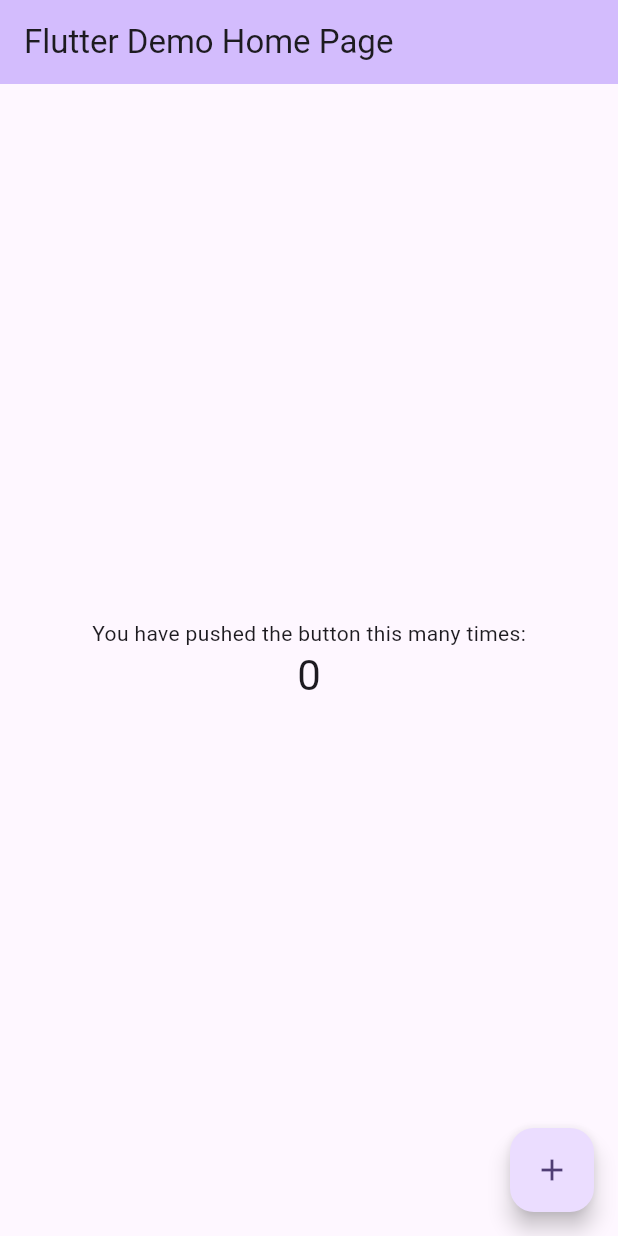
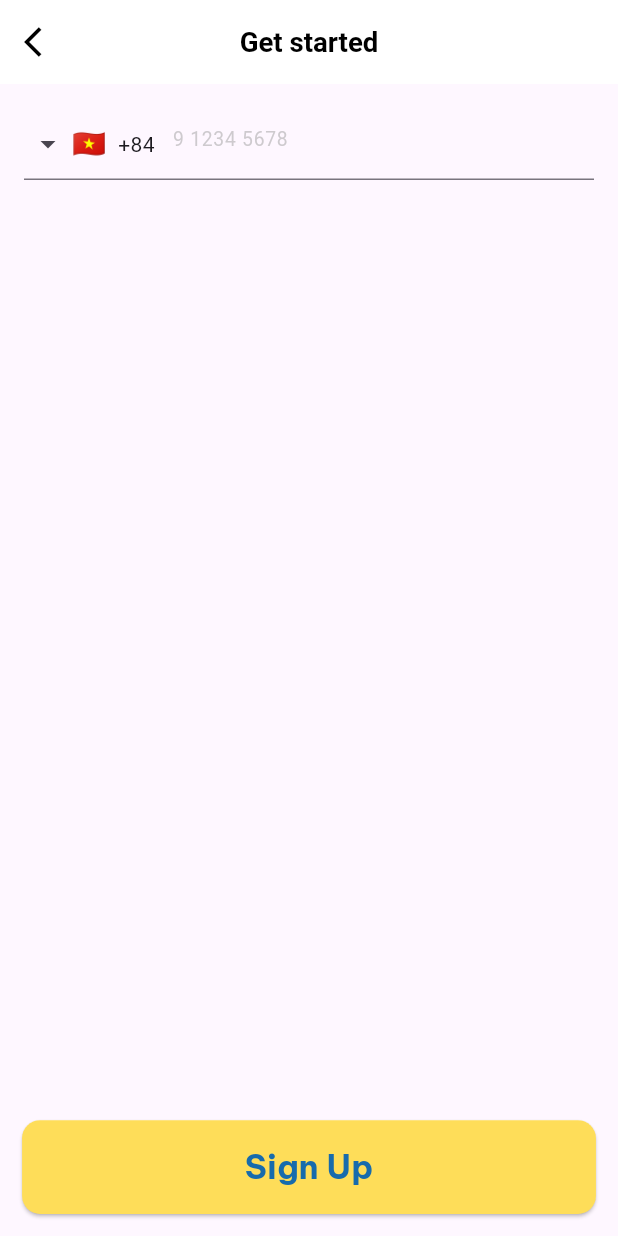
Before and after one commit to qdung030404/Optigo, a Flutter app: the screen it shows after launch, on a phone screen of 412 x 824 dp. Run offline on Flutter 3.47's test engine with Material 3 defaults, Android fonts, the phone set to English and light mode, and no system bars; drawn by our look-alikes of intl_phone_field; our stand-ins replace cloud_firestore, firebase_auth, firebase_core, flutter_screenutil, google_fonts, pinput; accounts and stored records are empty.

Commit message:
feat: implement login flow with OTP and profile setup - Create AuthProvider and UserModel for authentication state. - Implement LoginScreen and OTPScreen. - Add SetUserName screen for new user profile setup. - Configure application routing and register providers.

```diff
--- /dev/null
+++ b/lib/config/routes.dart
@@ -0,0 +1,7 @@
+class Routes {
+  static const splash = 'splash';
+  static const home = 'home';
+  static const login = 'login';
+  static const otp = 'otp';
+  static const setUserName = 'set_name';
+}
--- a/lib/main.dart
+++ b/lib/main.dart
@@ -1,5 +1,14 @@
 import 'package:flutter/material.dart';
 import 'package:firebase_core/firebase_core.dart';
+import 'package:flutter_screenutil/flutter_screenutil.dart';
+import 'package:optigo/config/routes.dart';
+import 'package:optigo/providers/auth_provider.dart';
+import 'package:optigo/providers/splash_provider.dart';
+import 'package:optigo/views/auth/login_screen.dart';
+import 'package:optigo/views/auth/otp_screen.dart';
+import 'package:optigo/views/auth/set_user_name.dart';
+import 'package:optigo/views/splash_screen.dart';
+import 'package:provider/provider.dart';
 import 'firebase_options.dart';
 
 void main() async {
@@ -16,27 +25,30 @@ class MyApp extends StatelessWidget {
   // This widget is the root of your application.
   @override
   Widget build(BuildContext context) {
-    return MaterialApp(
-      title: 'Flutter Demo',
-      theme: ThemeData(
-        // This is the theme of your application.
-        //
-        // TRY THIS: Try running your application with "flutter run". You'll see
-        // the application has a purple toolbar. Then, without quitting the app,
-        // try changing the seedColor in the colorScheme below to Colors.green
-        // and then invoke "hot reload" (save your changes or press the "hot
-        // reload" button in a Flutter-supported IDE, or press "r" if you used
-        // the command line to start the app).
-        //
-        // Notice that the counter didn't reset back to zero; the application
-        // state is not lost during the reload. To reset the state, use hot
-        // restart instead.
-        //
-        // This works for code too, not just values: Most code changes can be
-        // tested with just a hot reload.
-        colorScheme: .fromSeed(seedColor: Colors.deepPurple),
+    return MultiProvider(
+      providers: [
+        ChangeNotifierProvider.value(value: AuthProvider()),
+        ChangeNotifierProvider.value(value: SplashProvider()),
+      ],
+      child: ScreenUtilInit(
+        designSize: Size(414, 896),
+        minTextAdapt: true,
+        splitScreenMode: true,
+        builder: ((context, child){
+          return MaterialApp(
+            title: 'Optigo',
+            initialRoute: Routes.splash,
+            routes: {
+              Routes.splash: (ctx) => SplashScreen(),
+              Routes.login: (ctx) => LoginScreen(),
+              Routes.otp: (ctx) => OtpScreen(),       // <-- Thêm dòng này
+              Routes.setUserName: (ctx) => SetUserName(),
+              Routes.home: (ctx) => MyHomePage(title: 'Optigo')
+
+            },
+          );
+        }),
       ),
-      home: const MyHomePage(title: 'Flutter Demo Home Page'),
     );
   }
 }
--- /dev/null
+++ b/lib/models/user_model.dart
@@ -0,0 +1,22 @@
+class UserModel {
+  final String uid;
+  final String userName;
+  final String phoneNumber;
+  UserModel({
+    required this.uid, required this.userName, required this.phoneNumber,
+  });
+
+  factory UserModel.formMap(Map<String, dynamic> map, String uid){
+    return UserModel(
+        uid: uid,
+        userName: map['user_name'] ?? '',
+        phoneNumber: map['phone_number'] ?? '',
+    );
+  }
+  Map<String, dynamic> toMap() {
+    return {
+      'user_name': userName,
+      'phone_number': phoneNumber,
+    };
+  }
+}
--- /dev/null
+++ b/lib/views/auth/login_screen.dart
@@ -0,0 +1,117 @@
+import 'package:flutter/material.dart';
+import 'package:flutter/services.dart';
+import 'package:optigo/config/routes.dart';
+import 'package:provider/provider.dart';
+import 'package:flutter_screenutil/flutter_screenutil.dart';
+import 'package:google_fonts/google_fonts.dart';
+import 'package:intl_phone_field/intl_phone_field.dart';
+import 'package:optigo/providers/auth_provider.dart';
+class LoginScreen extends StatefulWidget {
+  const LoginScreen({super.key});
+
+  @override
+  State<LoginScreen> createState() => _LoginScreenState();
+}
+
+class _LoginScreenState extends State<LoginScreen> {
+  final _formKey = GlobalKey<FormState>();
+  String _completePhoneNumber = "";
+
+  void _handleSignUp() async{
+    if (!_formKey.currentState!.validate()) return;
+
+    final authProvider = context.read<AuthProvider>();
+    try{
+      await authProvider.sendOtp(_completePhoneNumber);
+      if (!mounted) return;
+      if (authProvider.status == AuthStatus.codeSent){
+        Navigator.pushNamed(context, Routes.otp);
+      }
+      print(_completePhoneNumber);
+    }catch(e){
+      if (!mounted) return;
+      ScaffoldMessenger.of(context).showSnackBar(
+        SnackBar(content: Text(authProvider.errorMessage ?? e.toString())),
+      );
+    }
+
+  }
+
+
+  @override
+  Widget build(BuildContext context) {
+    return Scaffold(
+      appBar: AppBar(
+        backgroundColor: Colors.white,
+        elevation: 0,
+        centerTitle: true,
+        title: Text(
+          'Get started',
+          style: TextStyle(fontWeight: FontWeight.bold, fontSize: 20.sp, color: Colors.black),
+        ),
+        leading: IconButton(
+          onPressed: () => Navigator.pop(context),
+          icon: const Icon(Icons.arrow_back_ios, color: Colors.black),
+        ),
+      ),
+      body: Column(
+        mainAxisAlignment: MainAxisAlignment.start,
+        children: [
+          Padding(
+            padding: const EdgeInsets.all(16),
+            child: Form(
+              key: _formKey,
+                child:IntlPhoneField(
+                  disableLengthCheck: true,
+                  decoration: InputDecoration(
+                    hintText: '9 1234 5678',
+                    hintStyle: TextStyle(
+                        fontSize: 14.sp, color: Colors.grey.withAlpha(128)),
+                    border: const UnderlineInputBorder(),
+                    counterText: '',
+                  ),
+                  validator: (phone) {
+                    if (phone == null || phone.number.isEmpty) {
+                      return 'Vui lòng nhập số điện thoại';
+                    }
+                    return null;
+                  },
+                  initialCountryCode: 'VN',
+                  onChanged: (phone) {
+                    String number = phone.number;
+                    if (number.startsWith('0')) {
+                      number = number.substring(1);
+                    }
+                    _completePhoneNumber = '${phone.countryCode}$number';
+                    print('Số điện thoại cuối cùng: $_completePhoneNumber');
+                  },
+                  inputFormatters: [
+                    LengthLimitingTextInputFormatter(10),
+                  ],
+                ),
+            )
+          ),
+          const Spacer(),
+          Consumer<AuthProvider>(builder: (context, authProvider, child){
+                return Container(
+                  width: double.infinity,
+                  height: 100.h,
+                  padding: EdgeInsets.all(16.sp),
+                  child: ElevatedButton(
+                    style: ElevatedButton.styleFrom(
+                      backgroundColor: const Color(0xfffedd59),
+                      foregroundColor: const Color(0xff176bac),
+                      shape: RoundedRectangleBorder(borderRadius: BorderRadius.circular(12)),
+                    ),
+                    onPressed: _handleSignUp,
+
+                    child: Text('Sign Up', style: GoogleFonts.beVietnamPro(fontSize: 24.sp, fontWeight: FontWeight.bold)),
+                  ),
+                ); // Hiển thị ô nhập liệu mặc định
+          })
+        ],
+      ),
+    );
+
+  }
+}
```
Also changed, not shown: lib/providers/auth_provider.dart (added, +158 -0 lines), lib/views/auth/otp_screen.dart (added, +176 -0 lines), lib/views/auth/set_user_name.dart (added, +125 -0 lines).
